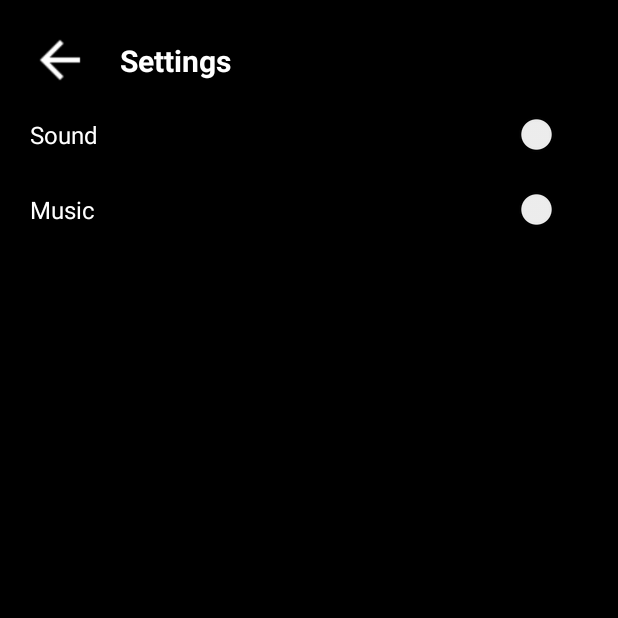
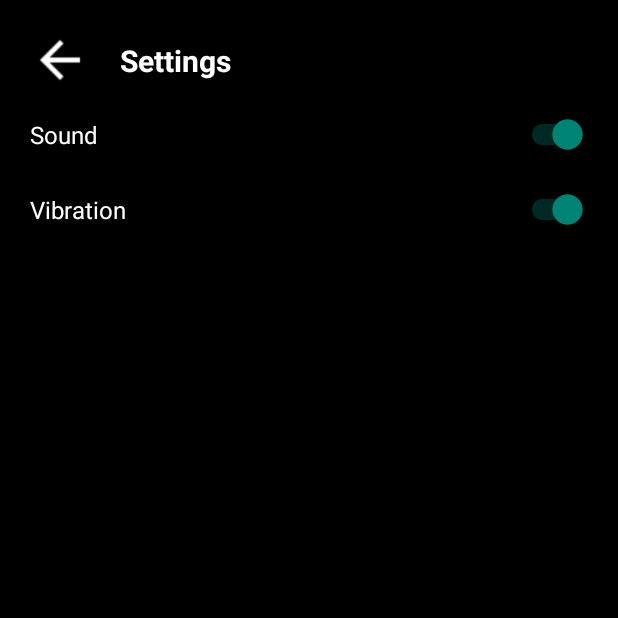
Before and after one commit to ujjwalkumar8577/TicTacToe, an Android app: the SettingActivity screen opened directly, with no data from a screen before it, on a phone screen of 412 x 824 dp, the top half of it. Run offline under Robolectric (Android 15) with nearby library versions, the phone set to English and light mode, and no system bars.

Commit message:
Added vibration and sound effect

```diff
--- a/app/src/main/AndroidManifest.xml
+++ b/app/src/main/AndroidManifest.xml
@@ -2,6 +2,7 @@
 <manifest xmlns:android="http://schemas.android.com/apk/res/android"
     package="com.ujjwalkumar.tictactoe">
 
+    <uses-permission android:name="android.permission.VIBRATE" />
     <application
         android:allowBackup="true"
         android:icon="@mipmap/ic_launcher"
--- a/app/src/main/java/com/ujjwalkumar/tictactoe/Game.java
+++ b/app/src/main/java/com/ujjwalkumar/tictactoe/Game.java
@@ -106,7 +106,7 @@ public class Game {
                 return 0;
         }
 
-        return 1;
+        return 3;
     }
 
     public void toggleTurn() {
--- a/app/src/main/java/com/ujjwalkumar/tictactoe/SettingActivity.java
+++ b/app/src/main/java/com/ujjwalkumar/tictactoe/SettingActivity.java
@@ -1,15 +1,22 @@
 package com.ujjwalkumar.tictactoe;
 
 import androidx.appcompat.app.AppCompatActivity;
+import androidx.appcompat.widget.SwitchCompat;
 
+import android.app.Activity;
 import android.content.Intent;
+import android.content.SharedPreferences;
 import android.os.Bundle;
 import android.view.View;
+import android.widget.CompoundButton;
 import android.widget.ImageView;
 
 public class SettingActivity extends AppCompatActivity {
 
     ImageView imageViewBack;
+    SwitchCompat switch1, switch2;
+
+    SharedPreferences sp;
 
     @Override
     protected void onCreate(Bundle savedInstanceState) {
@@ -17,6 +24,14 @@ public class SettingActivity extends AppCompatActivity {
         setContentView(R.layout.activity_setting);
 
         imageViewBack = findViewById(R.id.imageViewBack);
+        switch1 = findViewById(R.id.switch1);
+        switch2 = findViewById(R.id.switch2);
+
+        sp = getSharedPreferences("setting", Activity.MODE_PRIVATE);
+        boolean b1 = sp.getBoolean("sound", true);
+        boolean b2 = sp.getBoolean("vibration", true);
+        switch1.setChecked(b1);
+        switch2.setChecked(b2);
 
         imageViewBack.setOnClickListener(new View.OnClickListener() {
             @Override
@@ -29,5 +44,21 @@ public class SettingActivity extends AppCompatActivity {
                 finish();
             }
         });
+
+        switch1.setOnCheckedChangeListener(new CompoundButton.OnCheckedChangeListener() {
+            @Override
+            public void onCheckedChanged(CompoundButton compoundButton, boolean isChecked) {
+                if(isChecked)
+                    sp.edit().putBoolean("sound", isChecked).apply();
+            }
+        });
+
+        switch2.setOnCheckedChangeListener(new CompoundButton.OnCheckedChangeListener() {
+            @Override
+            public void onCheckedChanged(CompoundButton compoundButton, boolean isChecked) {
+                if(isChecked)
+                    sp.edit().putBoolean("vibration", isChecked).apply();
+            }
+        });
     }
 }
--- a/app/src/main/res/layout/activity_setting.xml
+++ b/app/src/main/res/layout/activity_setting.xml
@@ -76,7 +76,7 @@
             android:layout_width="0dp"
             android:layout_height="wrap_content"
             android:layout_weight="1"
-            android:text="Music"
+            android:text="Vibration"
             android:textColor="@color/white"
             android:textSize="16sp"/>
 
```
Also changed, not shown: app/src/main/java/com/ujjwalkumar/tictactoe/TwoPlayerOnlineActivity.java (+36 -0 lines).
